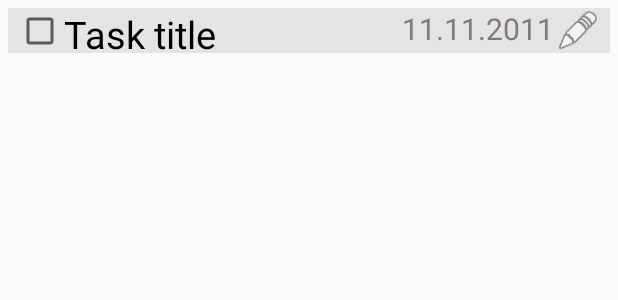
After one commit to 3kybika/TP-android_project, an Android app: the layout task_panel_minimal.xml on its own in the app's theme, with its tools: preview values and no code run, on a phone screen of 412 x 824 dp. The commit adds this screen. Shown: the top 300 px of the screen. Run offline under Robolectric (Android 15) with nearby library versions, the phone set to English and light mode, and no system bars.

Commit message:
Minimal and detailed task info

```diff
--- a/app/src/main/java/alex/task_manager/services/NetworkServices/UserNetworkService.java
+++ b/app/src/main/java/alex/task_manager/services/NetworkServices/UserNetworkService.java
@@ -34,7 +34,8 @@ import retrofit2.converter.gson.GsonConverterFactory;
 public class UserNetworkService {
 
     //private static final String BASE_URL = "http://95.142.47.111:8081/api/users/";
-    public static final String BASE_URL = "http://10.0.2.2:8081/api/users/";
+//    public static final String BASE_URL = "http://10.0.2.2:8081/api/users/";
+    public static final String BASE_URL = "https://android.4eburek.site/api/users/";
     private UsersApi api;
     private static final Gson GSON = new GsonBuilder().create();
 
--- /dev/null
+++ b/app/src/main/res/layout/task_panel_minimal.xml
@@ -0,0 +1,67 @@
+<?xml version="1.0" encoding="utf-8"?>
+<LinearLayout xmlns:android="http://schemas.android.com/apk/res/android"
+    xmlns:app="http://schemas.android.com/apk/res-auto"
+    xmlns:tools="http://schemas.android.com/tools"
+    android:layout_width="match_parent"
+    android:layout_height="wrap_content"
+    android:orientation="vertical"
+    android:layout_margin="5dp"
+    android:background="@color/colorFormBackground"
+    >
+
+    <LinearLayout
+        android:id="@+id/clickable_layout"
+        android:layout_width="match_parent"
+        android:layout_height="match_parent"
+        android:orientation="vertical"
+        android:clickable="true"
+        android:background="?android:attr/selectableItemBackground">
+
+    <android.support.constraint.ConstraintLayout
+        android:layout_width="match_parent"
+        android:layout_height="wrap_content"
+        android:orientation="horizontal">
+
+        <CheckBox
+            android:id="@+id/task_title"
+            android:layout_width="wrap_content"
+            android:layout_height="30dp"
+            android:layout_marginStart="5dp"
+            android:layout_marginBottom="10dp"
+            android:text="Task title"
+            android:textColor="@color/mainTextColour"
+            android:textSize="25sp"
+            app:layout_constraintStart_toStartOf="parent" />
+
+        <LinearLayout
+            android:layout_width="wrap_content"
+            android:layout_height="match_parent"
+            app:layout_constraintEnd_toEndOf="parent">
+
+            <TextView
+                android:id="@+id/task_deadline"
+                android:layout_width="wrap_content"
+                android:layout_height="30dp"
+                android:text="11.11.2011"
+                android:textColor="@color/textLightColour"
+                android:textSize="20sp"/>
+
+            <ImageView
+                android:id="@+id/task_edit_btn"
+                android:layout_width="wrap_content"
+                android:layout_height="30dp"
+                android:layout_gravity="end"
+                android:layout_marginEnd="5dp"
+                android:clickable="true"
+                android:contentDescription="@null"
+                android:focusable="true"
+                android:src="@android:drawable/ic_menu_edit"
+                android:background="?android:attr/selectableItemBackground"
+                app:layout_constraintEnd_toEndOf="parent"/>
+
+        </LinearLayout>
+    </android.support.constraint.ConstraintLayout>
+
+    </LinearLayout>
+
+</LinearLayout>
```
Also changed, not shown: app/src/main/java/alex/task_manager/adapters/TasksRvCursorAdapter.java (+120 -15 lines), app/src/main/res/layout/task_panel_detailed.xml (renamed from app/src/main/res/layout/task_panel.xml, +11 -2 lines).
